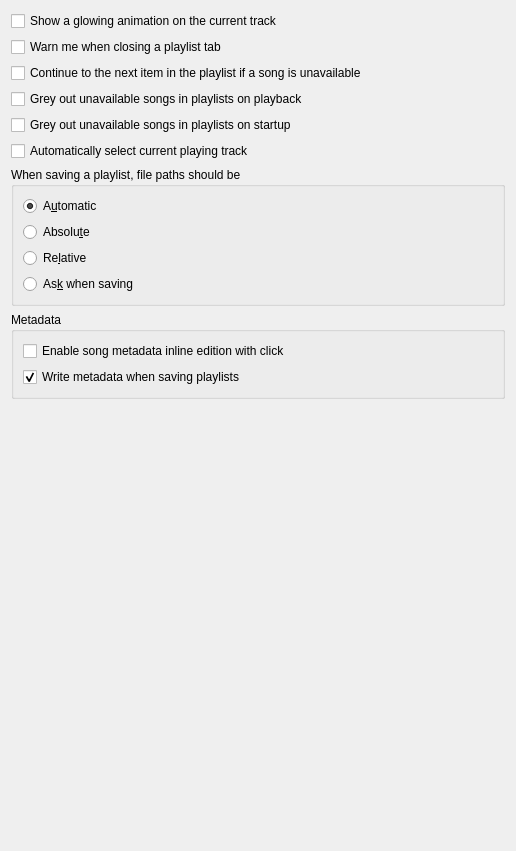
This is src/settings/playlistsettingspage.ui in strawberrymusicplayer/strawberry as Qt 5 draws it before an edit. The edited form follows.
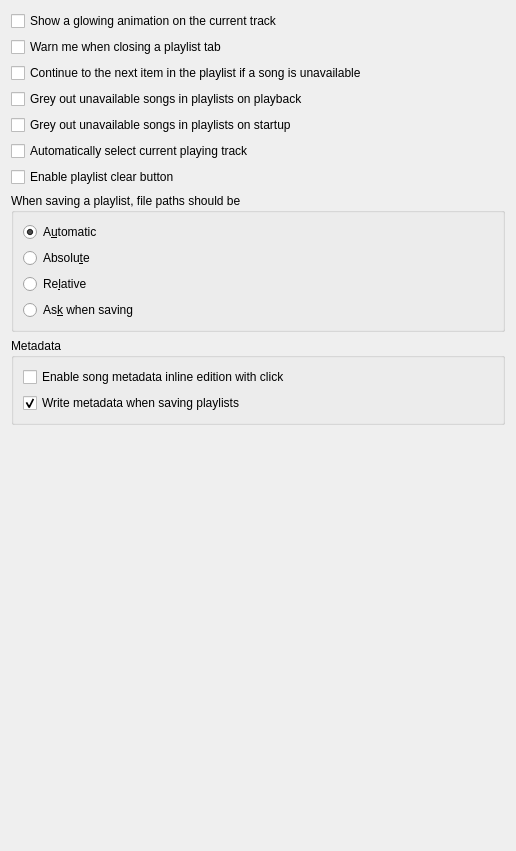
This is the edited form.

Commit message:
Added option to disable playlist clear button
Fixes #339

```diff
--- a/src/settings/playlistsettingspage.ui
+++ b/src/settings/playlistsettingspage.ui
@@ -56,6 +56,13 @@
      </property>
     </widget>
    </item>
+   <item>
+    <widget class="QCheckBox" name="checkbox_playlist_clear">
+     <property name="text">
+      <string>Enable playlist clear button</string>
+     </property>
+    </widget>
+   </item>
    <item>
     <widget class="QGroupBox" name="groupbox_paths">
      <property name="title">
```
The commit also changes 4 other files.
